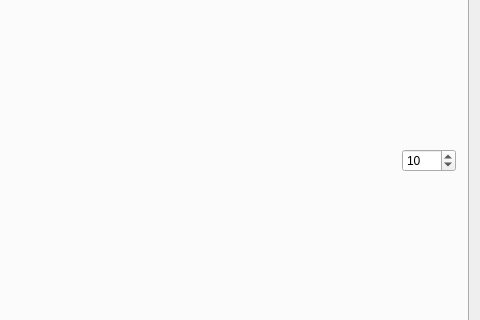
Before: the Qt Designer form Ground Station/mainwindow.ui in ToolboxPlane/util, drawn with Qt 5; both pictures show x 272 to 752 and y 121 to 441 of the 752 by 828 pixel window.
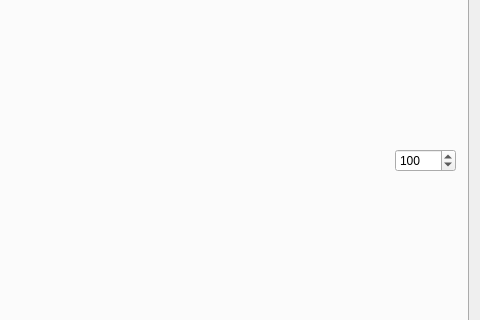
After: the same form once the commit is applied. The open tabs and pages were chosen to show the change.

What changed in the file:
```diff
--- a/Ground Station/mainwindow.ui
+++ b/Ground Station/mainwindow.ui
@@ -1541,10 +1541,10 @@
              <number>5</number>
             </property>
             <property name="maximum">
-             <number>1000</number>
+             <number>10000</number>
             </property>
             <property name="value">
-             <number>10</number>
+             <number>100</number>
             </property>
            </widget>
           </item>
```
Left out of the diff: 2 changed lines with no effect on the pictures.
